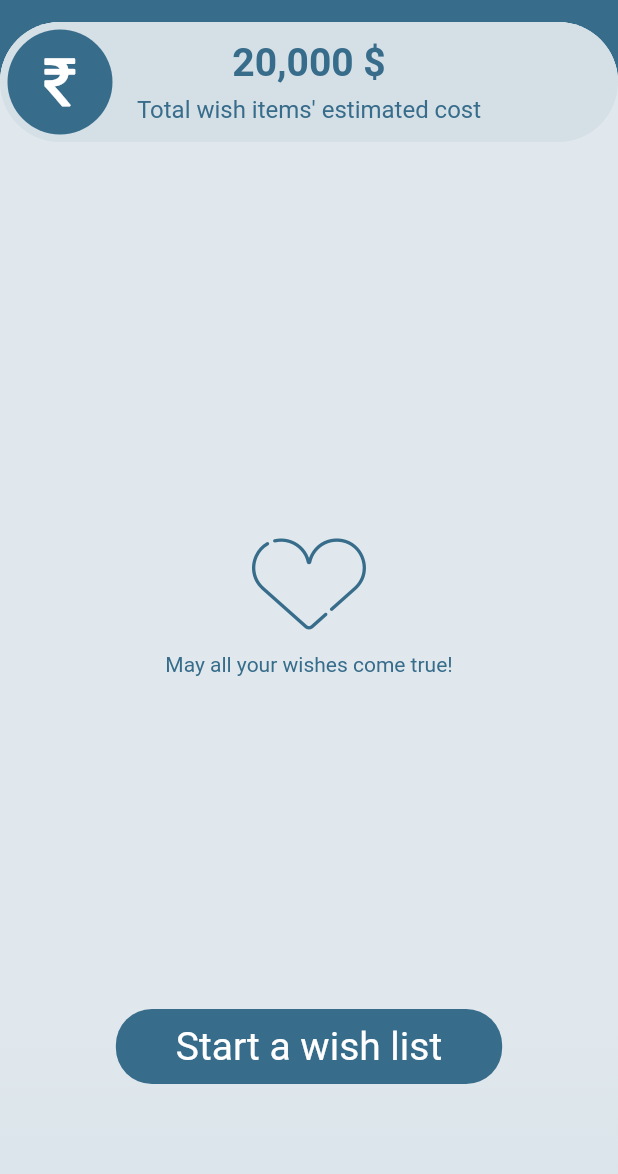
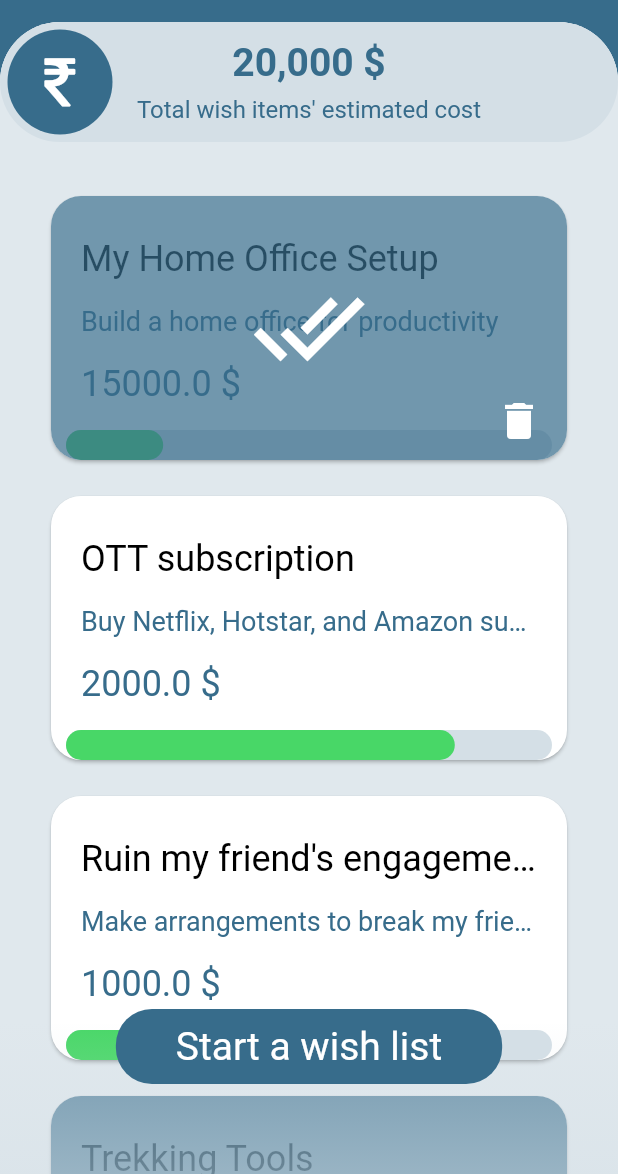
Before and after one commit to Mustaqode/will_buy_it, a Flutter app: the screen it shows after launch, on a phone screen of 412 x 824 dp, the part 62-1236 px from its top. Run offline on Flutter 3.47's test engine with Material 2 defaults, Android fonts, the light colour scheme and no system bars; drawn by our look-alikes of percent_indicator; our stand-ins replace flutter_riverpod, google_fonts; missing offline and left inert: dart:ffi; Roboto replaces fonts that are missing (Playball).

Commit message:
Added Provider, Notifier and other useful helper classes and made a connection to homescreen to fetch the harcoded wishlistitems

```diff
--- /dev/null
+++ b/lib/data/custom_wish_state.dart
@@ -0,0 +1,19 @@
+import 'package:will_buy_it/data/models.dart';
+
+abstract class WishListState {
+  const WishListState();
+}
+
+class Loading extends WishListState {
+  const Loading();
+}
+
+class Success extends WishListState {
+  final List<WishListItem> wishListItems;
+  const Success(this.wishListItems);
+}
+
+class Error extends WishListState {
+  final String reason;
+  const Error(this.reason);
+}
--- /dev/null
+++ b/lib/data/models.dart
@@ -0,0 +1,52 @@
+import 'dart:ffi';
+
+class WishListItem {
+  final String listTitle;
+  final String listDescription;
+  final double totalListItemCost;
+  final double progress;
+  final bool isWishFullfilled;
+  final List<WishItem>? wishItems;
+
+  const WishListItem(
+    this.listTitle,
+    this.listDescription,
+    this.totalListItemCost,
+    this.progress,
+    this.isWishFullfilled,
+    this.wishItems,
+  );
+}
+
+class WishItem {
+  final String listTitle;
+  final String itemName;
+  final String itemDescription;
+  final Float itemCost;
+  final String? itemUrl;
+  final bool isWishFullfilled;
+
+  const WishItem(
+      {required this.listTitle,
+      required this.itemName,
+      required this.itemDescription,
+      required this.itemCost,
+      this.itemUrl = '',
+      this.isWishFullfilled = false});
+}
+
+const List<WishListItem> wishListItems = [
+  WishListItem('My Home Office Setup', 'Build a home office for productivity',
+      15000.0, 0.2, true, null),
+  WishListItem('OTT subscription', 'Buy Netflix, Hotstar, and Amazon subs...',
+      2000.0, 0.8, false, null),
+  WishListItem(
+      'Ruin my friend\'s engagement',
+      'Make arrangements to break my friends\' engangement',
+      1000.0,
+      0.5,
+      false,
+      null),
+  WishListItem('Trekking Tools', 'Buy tools needed for a trekking trip', 2000.0,
+      0.9, true, null),
+];
--- /dev/null
+++ b/lib/db/db_manager.dart
@@ -0,0 +1,14 @@
+import 'package:will_buy_it/data/models.dart';
+
+abstract class DbManager {
+  Future<List<WishListItem>> getAllWishListItems();
+}
+
+class DbManagerImpl extends DbManager {
+  @override
+  Future<List<WishListItem>> getAllWishListItems() {
+    return Future.delayed(Duration(seconds: 3), () {
+      return wishListItems;
+    });
+  }
+}
--- /dev/null
+++ b/lib/helper/stateful_wrapper.dart
@@ -0,0 +1,24 @@
+import 'package:flutter/material.dart';
+
+class StatefulWrapper extends StatefulWidget {
+  final Function onInit;
+  final Widget child;
+
+  const StatefulWrapper({required this.onInit, required this.child});
+
+  @override
+  State<StatefulWidget> createState() => StatefulWrapperState();
+}
+
+class StatefulWrapperState extends State<StatefulWrapper> {
+  @override
+  void initState() {
+    widget.onInit();
+    super.initState();
+  }
+
+  @override
+  Widget build(BuildContext context) {
+    return widget.child;
+  }
+}
--- a/lib/main.dart
+++ b/lib/main.dart
@@ -1,4 +1,5 @@
 import 'package:flutter/material.dart';
+import 'package:flutter_riverpod/flutter_riverpod.dart';
 import 'package:google_fonts/google_fonts.dart';
 import 'package:will_buy_it/config/palette.dart';
 import 'package:will_buy_it/screens/home_screen.dart';
@@ -10,17 +11,20 @@
 class WillBuyIt extends StatelessWidget {
   @override
   Widget build(BuildContext context) {
-    return MaterialApp(
+    return ProviderScope(
+      child: MaterialApp(
         title: 'Will Buy It',
         debugShowCheckedModeBanner: false,
         theme: ThemeData(
-          appBarTheme: const AppBarTheme(backgroundColor: Palette.colorPrimary),
+            appBarTheme:
+                const AppBarTheme(backgroundColor: Palette.colorPrimary),
             scaffoldBackgroundColor: Palette.colorPrimary,
             primaryColor: Palette.colorPrimary,
             iconTheme: const IconThemeData(color: Colors.white),
             fontFamily: GoogleFonts.portLligatSans().fontFamily,
             textTheme: GoogleFonts.portLligatSansTextTheme()),
         home: HomeScreen(),
+      ),
     );
   }
 }
--- /dev/null
+++ b/lib/notifiers/wish_list_items_notofier.dart
@@ -0,0 +1,19 @@
+import 'package:flutter_riverpod/flutter_riverpod.dart';
+import 'package:will_buy_it/data/custom_wish_state.dart';
+import 'package:will_buy_it/repository/wish_list_repo.dart';
+
+class WishListItemNotifier extends StateNotifier<WishListState> {
+  final WishListRepository wishListRepository;
+
+  WishListItemNotifier(this.wishListRepository) : super(Loading());
+
+  Future<void> getAllWishListItems() async {
+    try {
+      state = Loading();
+      final wishListItems = await wishListRepository.getAllWishList();
+      state = Success(wishListItems);
+    } catch (e) {
+      state = Error("Some error");
+    }
+  }
+}
--- /dev/null
+++ b/lib/providers/providers.dart
@@ -0,0 +1,12 @@
+import 'package:flutter_riverpod/flutter_riverpod.dart';
+import 'package:will_buy_it/db/db_manager.dart';
+import 'package:will_buy_it/notifiers/wish_list_items_notofier.dart';
+import 'package:will_buy_it/repository/wish_list_repo.dart';
+
+final dbManagerProvider = Provider<DbManager>((ref) => DbManagerImpl());
+
+final wishListRepositoryProvider = Provider<WishListRepository>(
+    (ref) => WishListRepositoryImpl(ref.watch(dbManagerProvider)));
+
+final wishListItemsNotifierProvider = StateNotifierProvider(
+    (ref) => WishListItemNotifier(ref.watch(wishListRepositoryProvider)));
--- /dev/null
+++ b/lib/repository/wish_list_repo.dart
@@ -0,0 +1,17 @@
+import 'package:will_buy_it/data/models.dart';
+import 'package:will_buy_it/db/db_manager.dart';
+
+abstract class WishListRepository {
+  Future<List<WishListItem>> getAllWishList();
+}
+
+class WishListRepositoryImpl extends WishListRepository {
+  DbManager dbManager;
+
+  WishListRepositoryImpl(this.dbManager);
+
+  @override
+  Future<List<WishListItem>> getAllWishList() {
+    return dbManager.getAllWishListItems();
+  }
+}
--- a/lib/screens/add_wish_list_screen.dart
+++ b/lib/screens/add_wish_list_screen.dart
@@ -2,7 +2,7 @@
 import 'package:google_fonts/google_fonts.dart';
 import 'package:will_buy_it/config/palette.dart';
 import 'package:will_buy_it/config/strings.dart';
-import 'package:will_buy_it/model/models.dart';
+import 'package:will_buy_it/data/models.dart';
 import 'package:will_buy_it/widgets/widgets.dart';
 
 class AddWishListScreen extends StatelessWidget {
--- a/lib/screens/home_screen.dart
+++ b/lib/screens/home_screen.dart
@@ -1,9 +1,13 @@
 import 'package:flutter/material.dart';
+import 'package:flutter_riverpod/flutter_riverpod.dart';
 import 'package:google_fonts/google_fonts.dart';
 import 'package:will_buy_it/assets/custom_icons/will_buy_it_icons_icons.dart';
 import 'package:will_buy_it/config/palette.dart';
 import 'package:will_buy_it/config/strings.dart';
+import 'package:will_buy_it/data/custom_wish_state.dart';
 import 'package:will_buy_it/data/models.dart';
+import 'package:will_buy_it/helper/stateful_wrapper.dart';
+import 'package:will_buy_it/providers/providers.dart';
 import 'package:will_buy_it/screens/add_wish_list_screen.dart';
 import 'package:will_buy_it/screens/wish_items_screen.dart';
 import 'package:will_buy_it/widgets/widgets.dart';
@@ -11,7 +15,13 @@
 class HomeScreen extends StatelessWidget {
   @override
   Widget build(BuildContext context) {
-    return Scaffold(
+    return StatefulWrapper(
+      onInit: () {
+        context
+            .read(wishListItemsNotifierProvider.notifier)
+            .getAllWishListItems();
+      },
+      child: Scaffold(
         appBar: AppBar(
           elevation: 0,
           centerTitle: true,
@@ -41,27 +51,46 @@
                 SizedBox(
                   height: 24.0,
                 ),
-              wishListItems.isNotEmpty
-                  ? Expanded(
-                      child: ListView(
-                      padding: const EdgeInsets.fromLTRB(0, 0, 0, 120.0),
-                      children: [
-                        ...wishListItems.map((wishItem) => GestureDetector(
-                              onTap: () => Navigator.of(context).push(
-                                  MaterialPageRoute(
-                                      builder: (_) => WishItemsScreen())),
-                              child: WishListCard(
-                                  title: wishItem.listTitle,
-                                  description: wishItem.listDescription,
-                                  cost: wishItem.totalListItemCost,
-                                  progress: wishItem.progress,
-                                  isWishFullfilled: wishItem.isWishFullfilled,
-                                  onDeleteClicked: () {}),
-                            ))
+                Expanded(child: Consumer(
+                  builder: (context, watch, child) {
+                    final state = watch(wishListItemsNotifierProvider);
+                    if (state is Loading) {
+                      return Center(
+                          child: CircularProgressIndicator(
+                        backgroundColor: Palette.colorPrimary,
+                        valueColor: AlwaysStoppedAnimation(
+                            Palette.progressColorInActive),
+                      ));
+                    } else if (state is Success) {
+                      if (state.wishListItems.isEmpty) {
+                        return buildEmptyView();
+                      } else {
+                        return buildWIshListItems(context, state.wishListItems);
+                      }
+                    } else {
+                      return buildEmptyView();
+                    }
+                  },
+                )),
               ],
-                    ))
-                  : Expanded(
-                      child: Column(
+            ),
+          ),
+          Positioned(bottom: 0, left: 0, right: 0, child: BlurWidget()),
+          Positioned(
+            bottom: 60.0,
+            child: ButtonWidget(
+                Strings.btnTextStartAWishList,
+                () => Navigator.of(context).push(MaterialPageRoute(
+                    fullscreenDialog: true,
+                    builder: (_) => AddWishListScreen()))),
+          )
+        ]),
+      ),
+    );
+  }
+
+  Column buildEmptyView() {
+    return Column(
       mainAxisAlignment: MainAxisAlignment.center,
       children: [
         Icon(
@@ -83,20 +112,26 @@
           height: 100.0,
         )
       ],
-                    )),
+    );
+  }
+
+  ListView buildWIshListItems(
+      BuildContext context, List<WishListItem> wishlistItemsList) {
+    return ListView(
+      padding: const EdgeInsets.fromLTRB(0, 0, 0, 120.0),
+      children: [
+        ...wishlistItemsList.map((wishItem) => GestureDetector(
+              onTap: () => Navigator.of(context)
+                  .push(MaterialPageRoute(builder: (_) => WishItemsScreen())),
+              child: WishListCard(
+                  title: wishItem.listTitle,
+                  description: wishItem.listDescription,
+                  cost: wishItem.totalListItemCost,
+                  progress: wishItem.progress,
+                  isWishFullfilled: wishItem.isWishFullfilled,
+                  onDeleteClicked: () {}),
+            ))
       ],
-          ),
-        ),
-        Positioned(bottom: 0, left: 0, right: 0, child: BlurWidget()),
-        Positioned(
-          bottom: 60.0,
-          child: ButtonWidget(
-              Strings.btnTextStartAWishList,
-              () => Navigator.of(context).push(MaterialPageRoute(
-                  fullscreenDialog: true,
-                  builder: (_) => AddWishListScreen()))),
-        )
-      ]),
     );
   }
 }
--- a/lib/screens/wish_items_screen.dart
+++ b/lib/screens/wish_items_screen.dart
@@ -3,7 +3,7 @@
 import 'package:will_buy_it/assets/custom_icons/will_buy_it_icons_icons.dart';
 import 'package:will_buy_it/config/palette.dart';
 import 'package:will_buy_it/config/strings.dart';
-import 'package:will_buy_it/model/models.dart';
+import 'package:will_buy_it/data/models.dart';
 import 'package:will_buy_it/widgets/widgets.dart';
 
 import 'add_wish_list_screen.dart';
```
Lines whose indentation alone changed are shown as unchanged.
